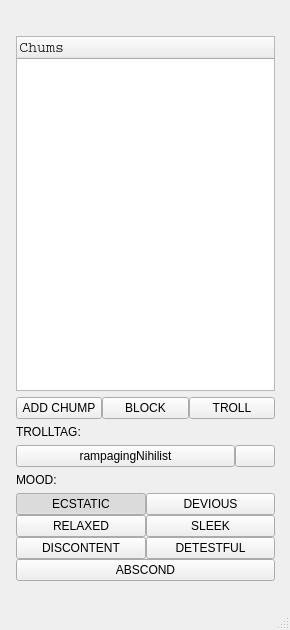
Above: themes/trollian2.5/ui/Main.ui from henry232323/Pesterchum before the change. Below: the same form after it.
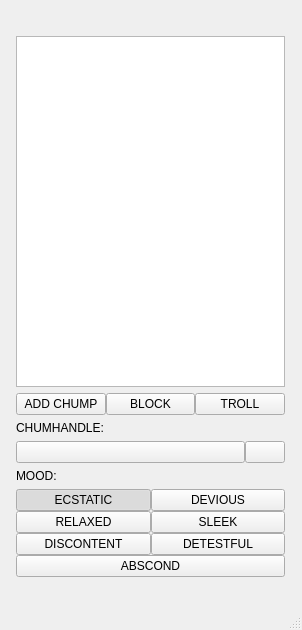
That is the form after the change.

```diff
--- a/themes/trollian2.5/ui/Main.ui
+++ b/themes/trollian2.5/ui/Main.ui
@@ -6,7 +6,7 @@
    <rect>
     <x>0</x>
     <y>0</y>
-    <width>290</width>
+    <width>302</width>
     <height>630</height>
    </rect>
   </property>
@@ -22,7 +22,7 @@
      <rect>
       <x>0</x>
       <y>0</y>
-      <width>291</width>
+      <width>301</width>
       <height>581</height>
      </rect>
     </property>
@@ -36,6 +36,9 @@
      <property name="rightMargin">
       <number>16</number>
      </property>
+     <property name="bottomMargin">
+      <number>4</number>
+     </property>
      <item>
       <widget class="QLabel" name="appLabel">
        <property name="text">
@@ -47,44 +50,7 @@
       </widget>
      </item>
      <item>
-      <widget class="QTreeWidget" name="chumsTree">
-       <property name="sizePolicy">
-        <sizepolicy hsizetype="Expanding" vsizetype="Minimum">
-         <horstretch>0</horstretch>
-         <verstretch>4</verstretch>
-        </sizepolicy>
-       </property>
-       <property name="maximumSize">
-        <size>
-         <width>16777215</width>
-         <height>16777215</height>
-        </size>
-       </property>
-       <property name="sizeIncrement">
-        <size>
-         <width>0</width>
-         <height>2</height>
-        </size>
-       </property>
-       <column>
-        <property name="text">
-         <string>Chums</string>
-        </property>
-        <property name="font">
-         <font>
-          <family>Courier</family>
-          <pointsize>11</pointsize>
-         </font>
-        </property>
-        <property name="background">
-         <color>
-          <red>0</red>
-          <green>0</green>
-          <blue>0</blue>
-         </color>
-        </property>
-       </column>
-      </widget>
+      <widget class="QTreeView" name="chumsTree"/>
      </item>
      <item>
       <layout class="QHBoxLayout" name="friendButtons">
@@ -117,7 +83,7 @@
      <item>
       <widget class="QLabel" name="handleLabel">
        <property name="text">
-        <string>TROLLTAG:</string>
+        <string>CHUMHANDLE:</string>
        </property>
       </widget>
      </item>
@@ -151,7 +117,7 @@
           </sizepolicy>
          </property>
          <property name="text">
-          <string>rampagingNihilist</string>
+          <string/>
          </property>
         </widget>
        </item>
```
Left out of the diff: 2 changed lines with no effect on the pictures.
